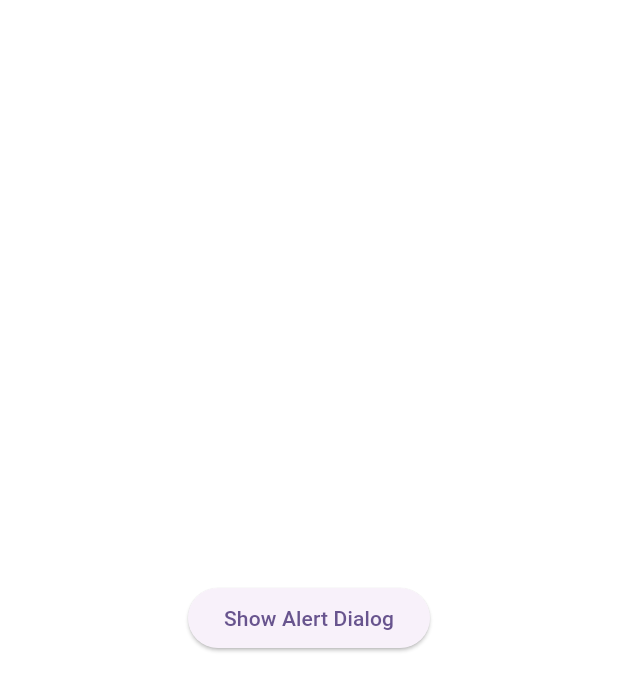
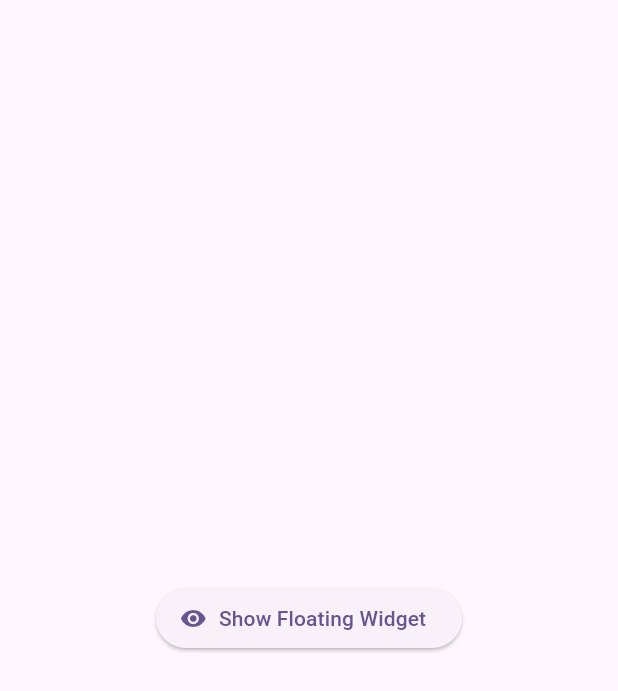
Before and after one commit to waizkamboh/flutter_widget, a Flutter app: the screen it shows after launch, on a phone screen of 412 x 824 dp. Shown: the top 691 px of the screen. Run offline on Flutter 3.47's test engine with Material 3 defaults, Android fonts, the phone set to English and light mode, and no system bars; our stand-ins replace cached_network_image.

Commit message:
show overlay button

```diff
--- a/lib/main.dart
+++ b/lib/main.dart
@@ -13,6 +13,7 @@ import 'package:flutter_widget/widget/listview/list_view_seperator.dart';
 import 'package:flutter_widget/widget/otherwidget/alert_dialog.dart';
 import 'package:flutter_widget/widget/otherwidget/dialog.dart';
 import 'package:flutter_widget/widget/otherwidget/media_query.dart';
+import 'package:flutter_widget/widget/otherwidget/overlay_widget.dart';
 import 'package:flutter_widget/widget/reorderable_list_view.dart';
 import 'package:flutter_widget/widget/animated_container.dart';
 import 'package:flutter_widget/widget/bottom_navigation_bar.dart';
@@ -43,7 +44,7 @@ class MyApp extends StatelessWidget {
       theme: ThemeData(
         colorScheme: ColorScheme.fromSeed(seedColor: Colors.deepPurple),
       ),
-      home: AlertDialogWidget(),
+      home: OverlayWidget(),
     );
   }
 }
--- /dev/null
+++ b/lib/widget/otherwidget/overlay_widget.dart
@@ -0,0 +1,55 @@
+import 'package:flutter/material.dart';
+
+class OverlayWidget extends StatefulWidget {
+  const OverlayWidget({super.key});
+
+  @override
+  State<OverlayWidget> createState() => _OverlayWidgetState();
+}
+
+class _OverlayWidgetState extends State<OverlayWidget> {
+
+  OverlayEntry? entry;
+  Offset offset = Offset(20, 40);
+  @override
+  Widget build(BuildContext context) {
+    return Scaffold(
+      body: Center(
+        child: Column(
+          mainAxisAlignment: MainAxisAlignment.center,
+          crossAxisAlignment: CrossAxisAlignment.center,
+          children: [
+            ElevatedButton.icon(
+                onPressed: showOverlay,
+                label: Text('Show Floating Widget'),
+                icon: Icon(Icons.visibility),
+            )
+          ],
+        ),
+      ),
+    );
+  }
+
+  void showOverlay() {
+    entry = OverlayEntry(
+        builder: (context) => Positioned(
+          left: offset.dx,
+          top: offset.dy,
+          child: GestureDetector(
+            onPanUpdate: (details){
+              offset += details.delta;
+              entry!.markNeedsBuild();
+            },
+            child: ElevatedButton.icon(
+                onPressed: (){},
+                label: Text('Record'),
+                icon: Icon(Icons.stop_circle_rounded),
+            ),
+          ),
+        )
+    );
+    final overlay = Overlay.of(context);
+    overlay.insert(entry!);
+
+  }
+}
```
